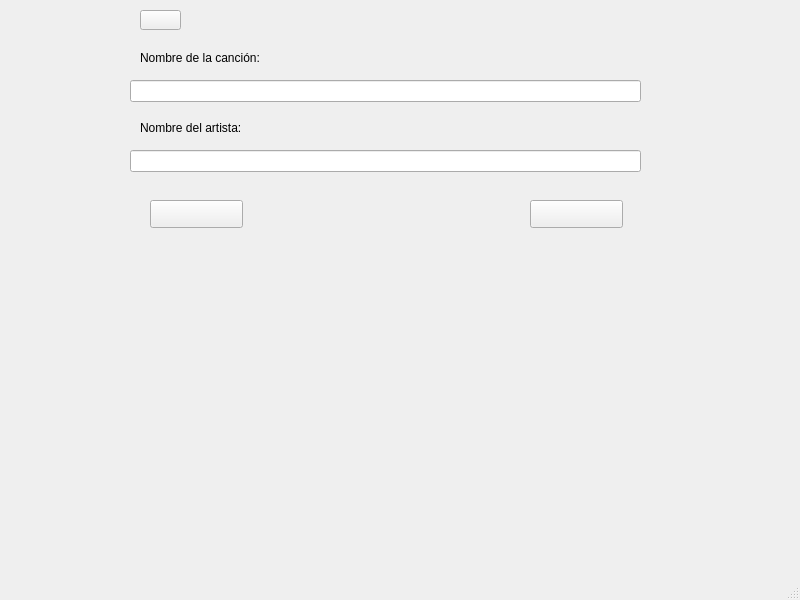
Above: views/delete.ui from ximenaaloya/cloudymusic before the change. Below: the same form after it.
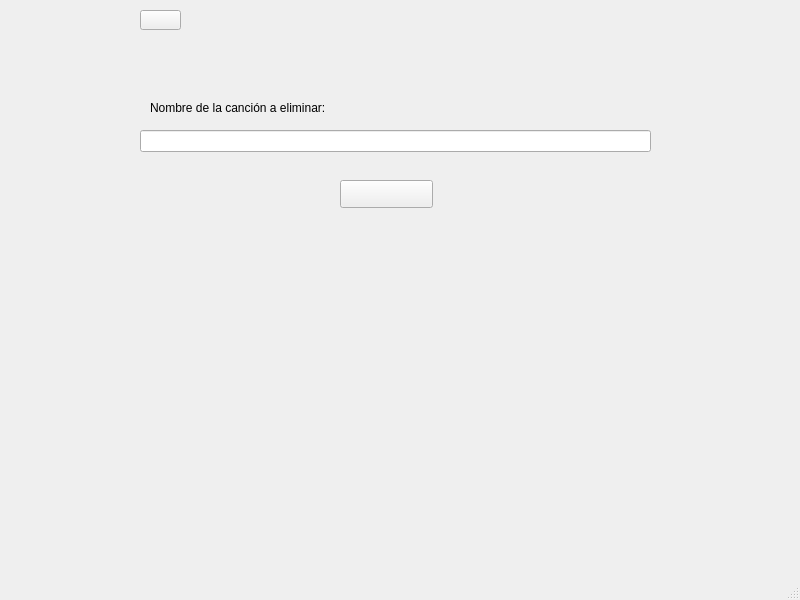
That is the form after the change. Icons and pictures are not drawn.

```diff
--- a/views/delete.ui
+++ b/views/delete.ui
@@ -31,21 +31,8 @@
    <widget class="QLineEdit" name="lineEdit">
     <property name="geometry">
      <rect>
-      <x>130</x>
-      <y>80</y>
-      <width>511</width>
-      <height>22</height>
-     </rect>
-    </property>
-    <property name="text">
-     <string/>
-    </property>
-   </widget>
-   <widget class="QLineEdit" name="lineEdit_2">
-    <property name="geometry">
-     <rect>
-      <x>130</x>
-      <y>150</y>
+      <x>140</x>
+      <y>130</y>
       <width>511</width>
       <height>22</height>
      </rect>
@@ -57,8 +44,8 @@
    <widget class="QPushButton" name="btn_delete">
     <property name="geometry">
      <rect>
-      <x>150</x>
-      <y>200</y>
+      <x>340</x>
+      <y>180</y>
       <width>93</width>
       <height>28</height>
      </rect>
@@ -74,50 +61,17 @@
      <string>boton</string>
     </property>
    </widget>
-   <widget class="QPushButton" name="btn_edit">
-    <property name="geometry">
-     <rect>
-      <x>530</x>
-      <y>200</y>
-      <width>93</width>
-      <height>28</height>
-     </rect>
-    </property>
-    <property name="text">
-     <string/>
-    </property>
-    <property name="icon">
-     <iconset>
-      <normaloff>../../../../../Downloads/edit.png</normaloff>../../../../../Downloads/edit.png</iconset>
-    </property>
-    <property name="class" stdset="0">
-     <string>boton</string>
-    </property>
-   </widget>
    <widget class="QLabel" name="label">
     <property name="geometry">
      <rect>
-      <x>140</x>
-      <y>50</y>
-      <width>141</width>
+      <x>150</x>
+      <y>100</y>
+      <width>241</width>
       <height>16</height>
      </rect>
     </property>
     <property name="text">
-     <string>Nombre de la canción:</string>
-    </property>
-   </widget>
-   <widget class="QLabel" name="label_2">
-    <property name="geometry">
-     <rect>
-      <x>140</x>
-      <y>120</y>
-      <width>141</width>
-      <height>16</height>
-     </rect>
-    </property>
-    <property name="text">
-     <string>Nombre del artista:</string>
+     <string>Nombre de la canción a eliminar:</string>
     </property>
    </widget>
    <widget class="QPushButton" name="btn_back">
```
Left out of the diff: 2 changed lines with no effect on the pictures.
